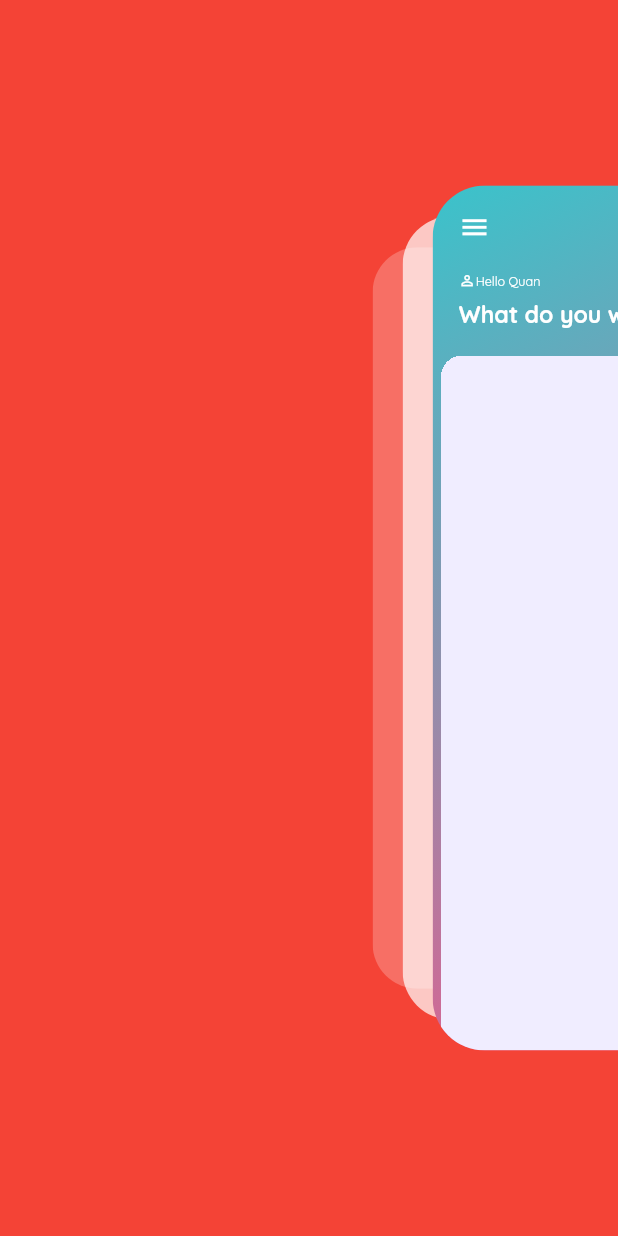
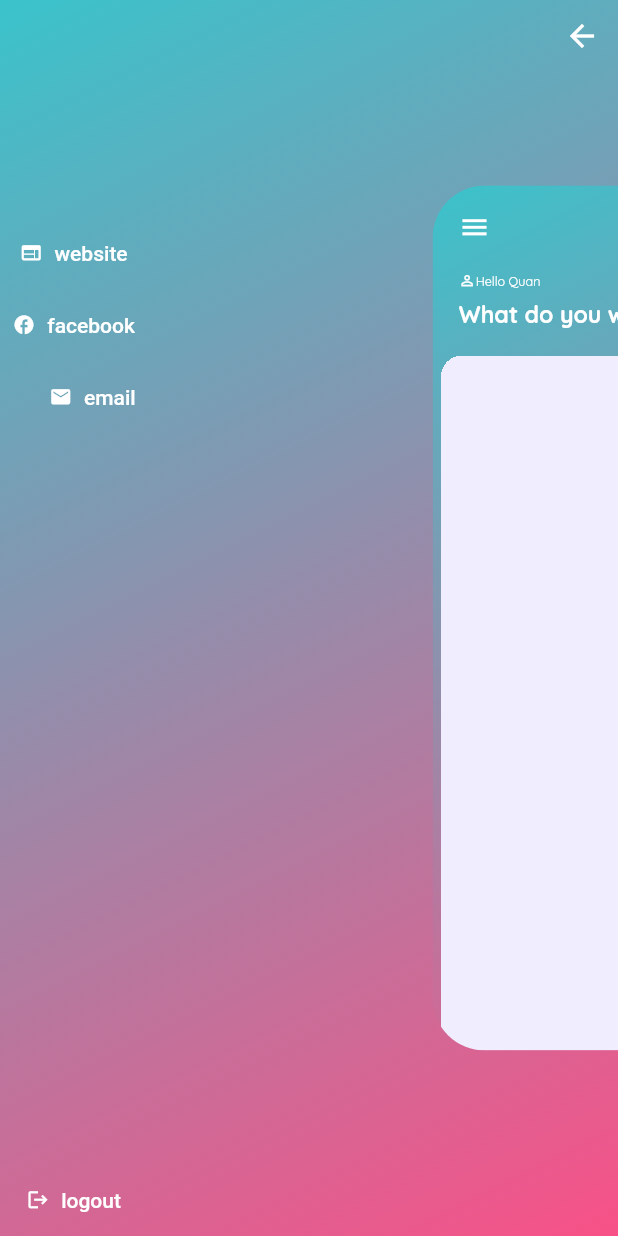
Before and after one commit to Vanquan99/flutter_firebase_study_app, a Flutter app: the HomeScreen screen opened by its route, after a tap on the "menu" icon, on a phone screen of 412 x 824 dp. Run offline on Flutter 3.47's test engine with Material 2 defaults, Android fonts, the phone set to English and light mode, and no system bars; drawn by our look-alikes of flutter_zoom_drawer; our stand-ins replace cached_network_image, cloud_firestore, firebase_auth, firebase_core, firebase_storage, flutter_svg and 3 more; accounts and stored records are empty; project files that could hold a hidden picture were left out.

Commit message:
update zomdrawer

```diff
--- a/lib/configs/themes/app_colors.dart
+++ b/lib/configs/themes/app_colors.dart
@@ -1,4 +1,3 @@
-import 'package:flutter/cupertino.dart';
 import 'package:flutter/material.dart';
 import 'package:flutter_study_app/configs/themes/app_dark_theme.dart';
 import 'package:flutter_study_app/configs/themes/app_light_theme.dart';
--- a/lib/controllers/question_paper/data_uploader.dart
+++ b/lib/controllers/question_paper/data_uploader.dart
@@ -1,5 +1,4 @@
 import 'dart:convert';
-
 import 'package:cloud_firestore/cloud_firestore.dart';
 import 'package:flutter/cupertino.dart';
 import 'package:flutter/services.dart';
--- a/lib/controllers/question_paper/question_paper_controller.dart
+++ b/lib/controllers/question_paper/question_paper_controller.dart
@@ -1,4 +1,3 @@
-import 'package:firebase_storage/firebase_storage.dart';
 import 'package:flutter_study_app/controllers/auth_controller.dart';
 import 'package:flutter_study_app/firebase_ref/references.dart';
 import 'package:flutter_study_app/models/question_paper_model.dart';
--- a/lib/screens/home/home_screen.dart
+++ b/lib/screens/home/home_screen.dart
@@ -10,7 +10,6 @@ import 'package:flutter_study_app/widgets/content_area.dart';
 import 'package:flutter_zoom_drawer/config.dart';
 import 'package:flutter_zoom_drawer/flutter_zoom_drawer.dart';
 import 'package:get/get.dart';
-
 import 'menu_screen.dart';
 
 class HomeScreen extends GetView<MyZoomDrawerController> {
@@ -28,13 +27,14 @@ class HomeScreen extends GetView<MyZoomDrawerController> {
         return ZoomDrawer(
           borderRadius: 50,
           controller: _.zoomDrawerController,
-          showShadow: true,
+          showShadow: false,
           // moveMenuScreen: false,
           angle: 0,
           style: DrawerStyle.defaultStyle,
+          // menuBackgroundColor: ,
           // menuBackgroundColor: Colors.white.withOpacity(0.5),
           slideWidth: MediaQuery.of(context).size.width*0.7,
-          menuScreen: MyMenuScreen(),
+          menuScreen: const MyMenuScreen(),
           mainScreen: Container(
             decoration: BoxDecoration(gradient: mainGradient()),
             // color: Colors.blueAccent,
--- a/lib/screens/home/menu_screen.dart
+++ b/lib/screens/home/menu_screen.dart
@@ -10,9 +10,6 @@ class MyMenuScreen extends GetView<MyZoomDrawerController> {
 
   @override
   Widget build(BuildContext context) {
-
-    return Container(color: Colors.red,);
-    /*
     return Container(
       // padding: UIParameters.mobileScreenPadding,
       width: double.maxFinite,
@@ -84,8 +81,6 @@ class MyMenuScreen extends GetView<MyZoomDrawerController> {
             ),
           )),
     );
-
-    */
   }
 }
 
```
Also changed, not shown: lib/controllers/auth_controller.dart (+21 -21 lines), lib/main.dart (+1 -6 lines), lib/widgets/dialogs/dialog_widget.dart (+12 -15 lines), 2 other files.
